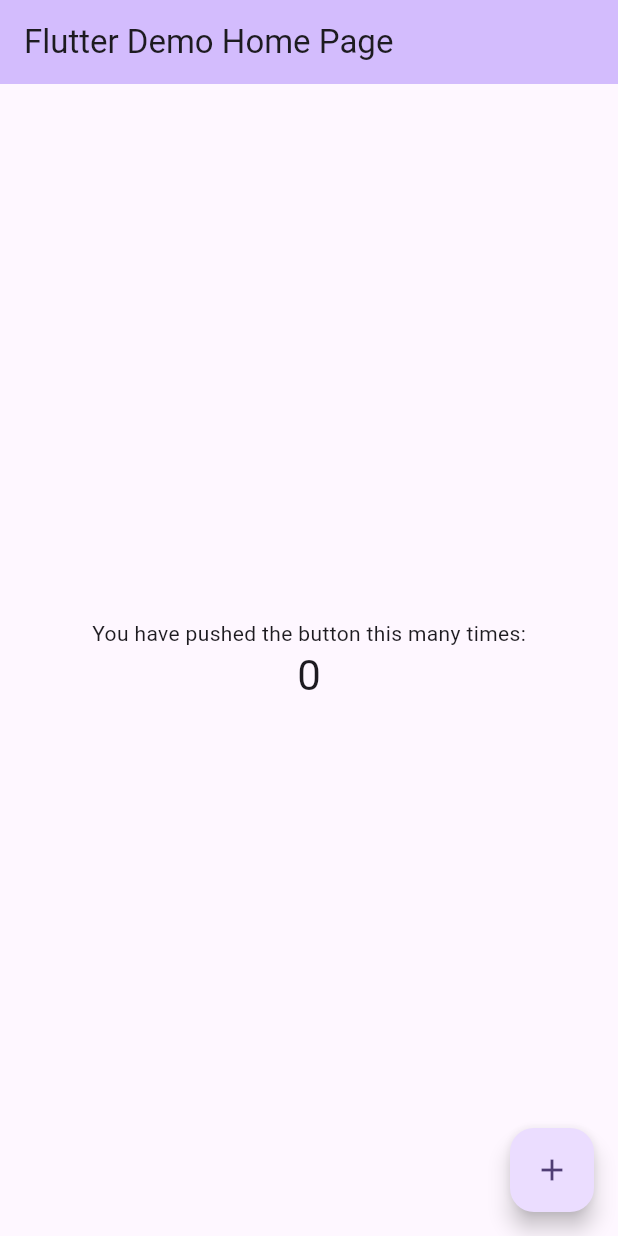
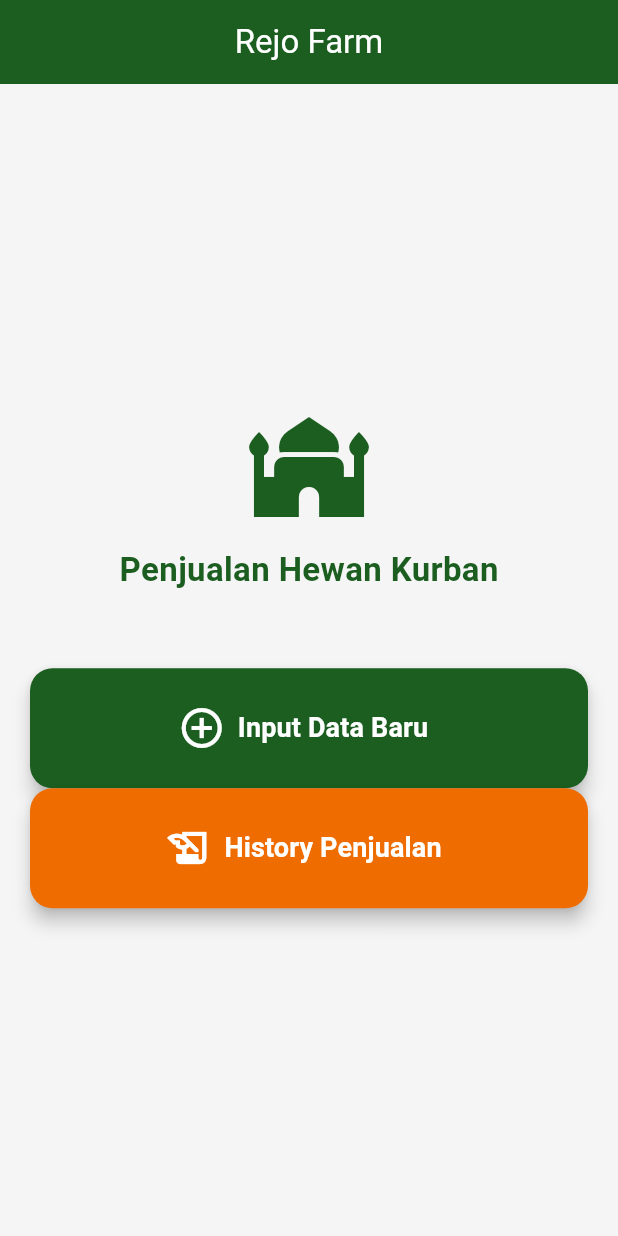
Before and after one commit to abdullohumar/qurban_sales, a Flutter app: the screen it shows after launch, on a phone screen of 412 x 824 dp. Run offline on Flutter 3.47's test engine with Material 3 defaults, Android fonts, the phone set to English and light mode, and no system bars; our stand-ins replace sqflite; accounts and stored records are empty.

Commit message:
Home Page & Input Form Page

```diff
--- a/lib/main.dart
+++ b/lib/main.dart
@@ -1,4 +1,7 @@
+import 'package:flutter/cupertino.dart';
 import 'package:flutter/material.dart';
+
+import 'pages/home_page.dart';
 
 void main() {
   runApp(const MyApp());
@@ -7,116 +10,31 @@ void main() {
 class MyApp extends StatelessWidget {
   const MyApp({super.key});
 
-  // This widget is the root of your application.
   @override
   Widget build(BuildContext context) {
     return MaterialApp(
-      title: 'Flutter Demo',
+      debugShowCheckedModeBanner: false,
+      title: 'Qurban Sales',
       theme: ThemeData(
-        // This is the theme of your application.
-        //
-        // TRY THIS: Try running your application with "flutter run". You'll see
-        // the application has a purple toolbar. Then, without quitting the app,
-        // try changing the seedColor in the colorScheme below to Colors.green
-        // and then invoke "hot reload" (save your changes or press the "hot
-        // reload" button in a Flutter-supported IDE, or press "r" if you used
-        // the command line to start the app).
-        //
-        // Notice that the counter didn't reset back to zero; the application
-        // state is not lost during the reload. To reset the state, use hot
-        // restart instead.
-        //
-        // This works for code too, not just values: Most code changes can be
-        // tested with just a hot reload.
-        colorScheme: ColorScheme.fromSeed(seedColor: Colors.deepPurple),
+        primaryColor: const Color(0xFF1B5E20),
+        colorScheme: ColorScheme.fromSeed(
+          seedColor: const Color(0xFF1B5E20),
+          secondary: const Color(0xFFFFC107),
+        ),
+        useMaterial3: true,
+        appBarTheme: const AppBarTheme(
+          backgroundColor: Color(0xFF1B5E20),
+          foregroundColor: Colors.white,
+          centerTitle: true
+        ),
+        elevatedButtonTheme: ElevatedButtonThemeData(
+          style: ElevatedButton.styleFrom(
+            backgroundColor: const Color(0xFF1B5E20),
+            foregroundColor: Colors.white
+          )
+        )
       ),
-      home: const MyHomePage(title: 'Flutter Demo Home Page'),
+      home: const HomePage(),
     );
   }
 }
-
-class MyHomePage extends StatefulWidget {
-  const MyHomePage({super.key, required this.title});
-
-  // This widget is the home page of your application. It is stateful, meaning
-  // that it has a State object (defined below) that contains fields that affect
-  // how it looks.
-
-  // This class is the configuration for the state. It holds the values (in this
-  // case the title) provided by the parent (in this case the App widget) and
-  // used by the build method of the State. Fields in a Widget subclass are
-  // always marked "final".
-
-  final String title;
-
-  @override
-  State<MyHomePage> createState() => _MyHomePageState();
-}
-
-class _MyHomePageState extends State<MyHomePage> {
-  int _counter = 0;
-
-  void _incrementCounter() {
-    setState(() {
-      // This call to setState tells the Flutter framework that something has
-      // changed in this State, which causes it to rerun the build method below
-      // so that the display can reflect the updated values. If we changed
-      // _counter without calling setState(), then the build method would not be
-      // called again, and so nothing would appear to happen.
-      _counter++;
-    });
-  }
-
-  @override
-  Widget build(BuildContext context) {
-    // This method is rerun every time setState is called, for instance as done
-    // by the _incrementCounter method above.
-    //
-    // The Flutter framework has been optimized to make rerunning build methods
-    // fast, so that you can just rebuild anything that needs updating rather
-    // than having to individually change instances of widgets.
-    return Scaffold(
-      appBar: AppBar(
-        // TRY THIS: Try changing the color here to a specific color (to
-        // Colors.amber, perhaps?) and trigger a hot reload to see the AppBar
-        // change color while the other colors stay the same.
-        backgroundColor: Theme.of(context).colorScheme.inversePrimary,
-        // Here we take the value from the MyHomePage object that was created by
-        // the App.build method, and use it to set our appbar title.
-        title: Text(widget.title),
-      ),
-      body: Center(
-        // Center is a layout widget. It takes a single child and positions it
-        // in the middle of the parent.
-        child: Column(
-          // Column is also a layout widget. It takes a list of children and
-          // arranges them vertically. By default, it sizes itself to fit its
-          // children horizontally, and tries to be as tall as its parent.
-          //
-          // Column has various properties to control how it sizes itself and
-          // how it positions its children. Here we use mainAxisAlignment to
-          // center the children vertically; the main axis here is the vertical
-          // axis because Columns are vertical (the cross axis would be
-          // horizontal).
-          //
-          // TRY THIS: Invoke "debug painting" (choose the "Toggle Debug Paint"
-          // action in the IDE, or press "p" in the console), to see the
-          // wireframe for each widget.
-          mainAxisAlignment: MainAxisAlignment.center,
-          children: <Widget>[
-            const Text('You have pushed the button this many times:'),
-            Text(
-              '$_counter',
-              style: Theme.of(context).textTheme.headlineMedium,
-            ),
-          ],
-        ),
-      ),
-      floatingActionButton: FloatingActionButton(
-        onPressed: _incrementCounter,
-        tooltip: 'Increment',
-        child: const Icon(Icons.add),
-      ), // This trailing comma makes auto-formatting nicer for build methods.
-    );
-  }
-}
--- /dev/null
+++ b/lib/pages/home_page.dart
@@ -0,0 +1,78 @@
+import 'package:flutter/material.dart';
+
+class HomePage extends StatelessWidget {
+  const HomePage({super.key});
+
+  @override
+  Widget build(BuildContext context) {
+    return Scaffold(
+      backgroundColor: Colors.grey[100],
+      appBar: AppBar(
+        title: const Text("Rejo Farm"),
+        elevation: 0,
+      ),
+      body: Center(
+        child: Padding(
+          padding: const EdgeInsets.all(20.0),
+          child: Column(
+            mainAxisAlignment: MainAxisAlignment.center,
+            children: [
+              // Logo atau judul besar
+              const Icon(Icons.mosque, size: 80, color: Color(0xFF1B5E20)),
+              const SizedBox(height: 10),
+              const Text(
+                "Penjualan Hewan Kurban",
+                style: TextStyle(
+                  fontSize: 22,
+                  fontWeight: FontWeight.bold,
+                  color: Color(0xFF1B5E20)
+                ),
+              ),
+              const SizedBox(height: 50),
+
+              // Tombol 1
+              _buildMenuButton(
+                context,
+                icon: Icons.add_circle_outline,
+                label: "Input Data Baru",
+                color: const Color(0xFF1B5E20),
+                onTap: () {}
+              ),
+
+              _buildMenuButton(
+                context,
+                icon: Icons.history_edu,
+                label: "History Penjualan",
+                color: Colors.orange[800]!,
+                onTap: () {}
+              )
+            ],
+          ),
+        ),
+      ),
+    );
+  }
+
+  Widget _buildMenuButton(BuildContext context,{required IconData icon, required String label, required Color color, required VoidCallback onTap}) {
+    return SizedBox(
+      width: double.infinity,
+      height: 80,
+      child: ElevatedButton.icon(
+        style: ElevatedButton.styleFrom(
+          backgroundColor: color,
+          shape: RoundedRectangleBorder(borderRadius: BorderRadius.circular(15)),
+          elevation: 5
+        ),
+        onPressed: onTap,
+        icon: Icon(icon, size: 32,),
+        label: Text(
+          label,
+          style: const TextStyle(
+            fontSize: 18,
+            fontWeight: FontWeight.bold
+          )
+        )
+      ),
+    );
+  }
+}
```
Also changed, not shown: lib/pages/input_page.dart (added, +126 -0 lines).
